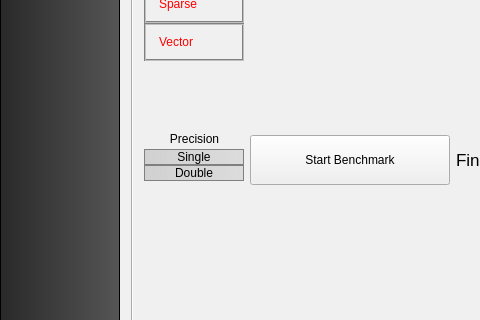
First picture: the form in src/ui/mainwindow.ui, repository viennacl/viennaclbench-dev, before the edit; both pictures show x 0 to 480 and y 207 to 527 of the 1256 by 800 pixel window.
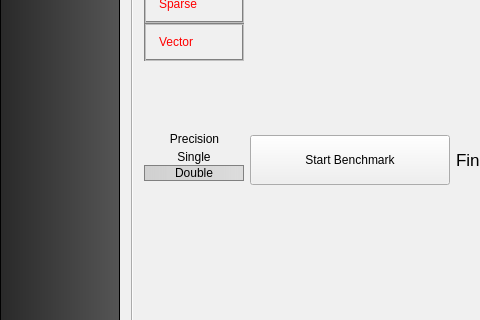
Second picture: the form after the edit. Icons and pictures are not drawn. Custom widgets are drawn as their Qt base class.

Commit message: Fixed precision buttons misbehaving

The edit to the form file:
```diff
--- a/src/ui/mainwindow.ui
+++ b/src/ui/mainwindow.ui
@@ -389,7 +389,10 @@
 QPushButton 
 { 
 background: rgba(240,240,240,255);
-border: 0px;
+border-bottom: 1px groove  rgba(240,240,240,255); 
+border-left: 1px groove  rgba(240,240,240,255); 
+border-right: 1px groove  rgba(240,240,240,255); 
+border-top: 1px groove  rgba(240,240,240,255); 
 }
 
 QPushButton:checked 
@@ -477,7 +480,7 @@
                     <bool>true</bool>
                    </property>
                    <property name="checked">
-                    <bool>true</bool>
+                    <bool>false</bool>
                    </property>
                    <property name="autoExclusive">
                     <bool>false</bool>
```
Left out of the diff: 4 changed lines with no effect on the pictures. The commit also changes 1 other file.
